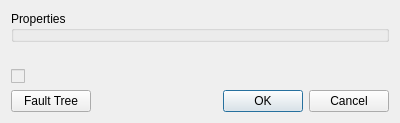
Qt form plugins/property/PropertyEditor.ui (dmzgroup/mbra) before a commit.
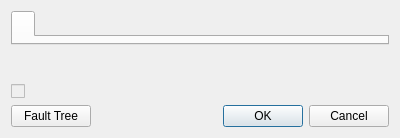
The same form after that commit.

Patch:
```diff
--- a/plugins/property/PropertyEditor.ui
+++ b/plugins/property/PropertyEditor.ui
@@ -7,7 +7,7 @@
     <x>0</x>
     <y>0</y>
     <width>400</width>
-    <height>123</height>
+    <height>138</height>
    </rect>
   </property>
   <property name="windowTitle">
@@ -15,10 +15,15 @@
   </property>
   <layout class="QVBoxLayout" name="verticalLayout">
    <item>
-    <widget class="QGroupBox" name="attributes">
-     <property name="title">
-      <string>Properties</string>
+    <widget class="QTabWidget" name="attributes">
+     <property name="currentIndex">
+      <number>0</number>
      </property>
+     <widget class="QWidget" name="tab">
+      <attribute name="title">
+       <string/>
+      </attribute>
+     </widget>
     </widget>
    </item>
    <item>
@@ -29,7 +34,7 @@
      <property name="sizeHint" stdset="0">
       <size>
        <width>20</width>
-       <height>204</height>
+       <height>0</height>
       </size>
      </property>
     </spacer>
```
